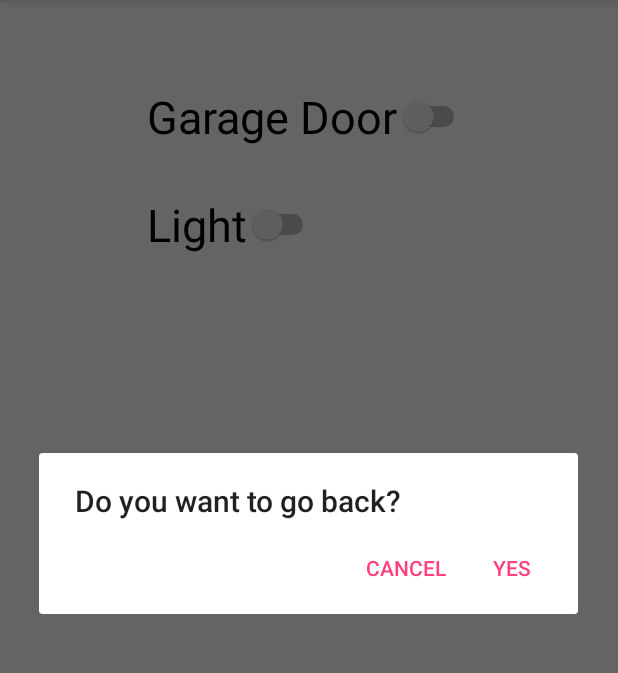
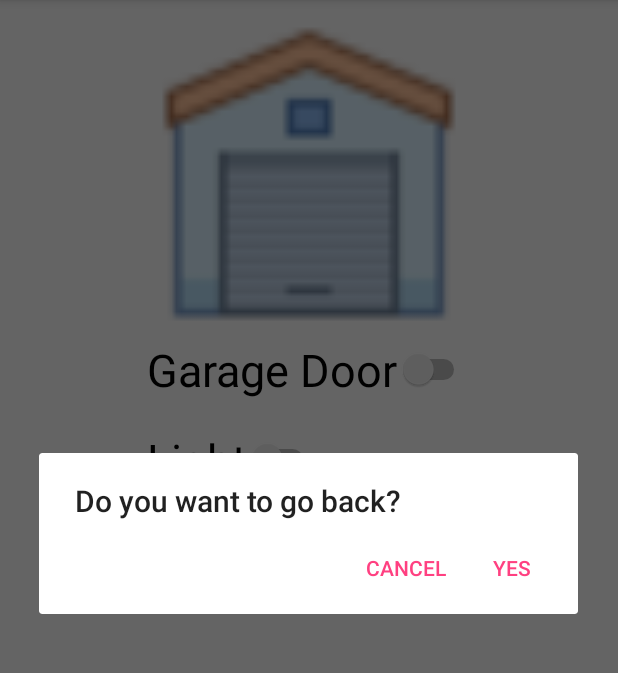
Before and after one commit to CST2335AndroidTeam/Team, an Android app: the Garage screen opened directly, with no data from a screen before it, after a tap on "Choice1", on a phone screen of 412 x 824 dp, the part 84-757 px from its top. Run offline under Robolectric (Android 15) with nearby library versions, the phone set to English and light mode, and no system bars.

Commit message:
Change garage setting with pic

```diff
--- a/app/src/main/java/com/example/yu/team_project_1/Garage.java
+++ b/app/src/main/java/com/example/yu/team_project_1/Garage.java
@@ -1,23 +1,38 @@
 package com.example.yu.team_project_1;
 
 import android.app.Activity;
+import android.content.Context;
 import android.content.DialogInterface;
 import android.content.Intent;
+import android.content.SharedPreferences;
+import android.graphics.Bitmap;
+import android.support.annotation.BoolRes;
 import android.support.v7.app.AlertDialog;
 import android.support.v7.app.AppCompatActivity;
 import android.os.Bundle;
 import android.util.Log;
 import android.view.Menu;
 import android.view.MenuItem;
+import android.view.View;
 import android.widget.CompoundButton;
+import android.widget.ImageView;
+import android.widget.SeekBar;
 import android.widget.Switch;
 import android.widget.Toast;
+
+import static android.R.attr.data;
+import static android.R.attr.duration;
+import static com.example.yu.team_project_1.R.id.bright;
 
 public class Garage extends AppCompatActivity {
     private Switch door;
     private Switch light;
     private static final String GARAGE_SETTING ="House Setting Tool Bar";
     public static final String DIALOG_TITLE = "Do you want to go back?";
+    ImageView garageClose;
+    ImageView lightControl;
+    SeekBar brightControl;
+    private static String FILENAME ="FIle";
 
     @Override
     protected void onCreate(Bundle savedInstanceState) {
@@ -26,6 +41,36 @@ public class Garage extends AppCompatActivity {
 
         door = (Switch)findViewById(R.id.door);
         light = (Switch)findViewById(R.id.light);
+        garageClose =(ImageView)findViewById(R.id.garageClose);
+        lightControl =(ImageView)findViewById(R.id.bright);
+        lightControl.setVisibility(View.INVISIBLE);
+        brightControl =(SeekBar)findViewById(R.id.brightSeekBar);
+        brightControl.setVisibility(View.INVISIBLE);
+
+        brightControl.setProgress(100);
+        lightControl.setImageAlpha(50);
+        brightControl.setOnSeekBarChangeListener(new SeekBar.OnSeekBarChangeListener() {
+            @Override
+            public void onProgressChanged(SeekBar seekBar, int progress, boolean fromUser) {
+
+                int alpha = 20+brightControl.getProgress();
+                lightControl.setImageAlpha(alpha);
+                SharedPreferences pre = getSharedPreferences(FILENAME, Context.MODE_PRIVATE) ;
+                SharedPreferences.Editor editor = pre.edit();
+                editor.putInt("ALPHA",alpha);
+                editor.commit();
+            }
+
+            @Override
+            public void onStartTrackingTouch(SeekBar seekBar) {
+
+            }
+
+            @Override
+            public void onStopTrackingTouch(SeekBar seekBar) {
+
+            }
+        });
 
         door.setOnCheckedChangeListener(new CompoundButton.OnCheckedChangeListener() {
             @Override
@@ -36,14 +81,34 @@ public class Garage extends AppCompatActivity {
                     text= "Garage door is opened";
                     duration = Toast.LENGTH_SHORT;
                     light.setChecked(true);
+                    garageClose.setImageResource(R.drawable.garageopen);
+                    Toast toast = Toast.makeText(Garage.this , text, duration);
+                    toast.show(); //display your message box
+                    lightControl.setVisibility(View.VISIBLE);
+                    brightControl.setVisibility(View.VISIBLE);
+                    SharedPreferences pre = getSharedPreferences(FILENAME, Context.MODE_PRIVATE) ;
+                    SharedPreferences.Editor editor = pre.edit();
+                    editor.putBoolean("YES",true);
+                    editor.commit();
 
-                }else{
+
+                }
+                if(!isChecked){
                     text = "Garage door is closed ";
                     duration = Toast.LENGTH_SHORT;
                     light.setChecked(false);
+                    garageClose.setImageResource(R.drawable.garageclose);
+                    Toast toast = Toast.makeText(Garage.this , text, duration);
+                    toast.show(); //display your message box
+
+                    lightControl.setVisibility(View.INVISIBLE);
+                    brightControl.setVisibility(View.INVISIBLE);
+                    SharedPreferences pre = getSharedPreferences(FILENAME, Context.MODE_PRIVATE) ;
+                    SharedPreferences.Editor editor = pre.edit();
+                    editor.putBoolean("YES",false);
+                    editor.commit();
                 }
-                Toast toast = Toast.makeText(Garage.this , text, duration);
-                toast.show(); //display your message box
+
 
             }
         });
@@ -53,20 +118,53 @@ public class Garage extends AppCompatActivity {
             public void onCheckedChanged(CompoundButton buttonView, boolean isChecked) {
                 CharSequence text;
                 int duration;
+
                 if(isChecked){
                     text= "Light is on";
                     duration = Toast.LENGTH_SHORT;
+                    lightControl.setVisibility(View.VISIBLE);
+                    brightControl.setVisibility(View.VISIBLE);
+                    SharedPreferences pre = getSharedPreferences(FILENAME, Context.MODE_PRIVATE) ;
+                    SharedPreferences.Editor editor = pre.edit();
+                    editor.putBoolean("LIGHT",true);
+                    editor.commit();
+                    Toast toast = Toast.makeText(Garage.this , text, duration);
+                    toast.show();
 
-                }else{
+                }
+
+                if (!isChecked){
                     text = "Light is off";
                     duration = Toast.LENGTH_LONG;
+                    lightControl.setVisibility(View.INVISIBLE);
+                    brightControl.setVisibility(View.INVISIBLE);
+                    SharedPreferences pre = getSharedPreferences(FILENAME, Context.MODE_PRIVATE) ;
+                    SharedPreferences.Editor editor = pre.edit();
+                    editor.putBoolean("LIGHT",false);
+                    editor.commit();
 
+                    Toast toast = Toast.makeText(Garage.this , text, duration);
+                    toast.show();
                 }
-                Toast toast = Toast.makeText(Garage.this , text, duration);
-                toast.show(); //display your message box
+                //display your message box
 
             }
         });
+
+    }
+
+    @Override
+    public void onStart(){
+        super.onStart();
+        SharedPreferences pre = getSharedPreferences(FILENAME, Context.MODE_PRIVATE) ;
+        Boolean a = pre.getBoolean("YES",false);
+        Boolean b = pre.getBoolean("LIGHT",false);
+        int n = pre.getInt("ALPHA",50);
+        door.setChecked(a);
+        light.setChecked(b);
+        brightControl.setProgress(n);
+        lightControl.setImageAlpha(n);
+
 
     }
 
@@ -108,9 +206,7 @@ public class Garage extends AppCompatActivity {
 
                 break;
             case R.id.g2:
-                //TODO: Display team information
-                Log.d(GARAGE_SETTING,"Item2 is selected");
-                Toast toast3 = Toast.makeText(Garage.this , "Version 1.0, by Yu Wang", Toast.LENGTH_SHORT);
+                Toast toast3 = Toast.makeText(Garage.this , "Version 2.2.2, by Yu Wang", Toast.LENGTH_SHORT);
                 toast3.show();
                 break;
         }
--- a/app/src/main/res/layout/activity_garage.xml
+++ b/app/src/main/res/layout/activity_garage.xml
@@ -1,5 +1,6 @@
 <?xml version="1.0" encoding="utf-8"?>
 <RelativeLayout xmlns:android="http://schemas.android.com/apk/res/android"
+    xmlns:app="http://schemas.android.com/apk/res-auto"
     xmlns:tools="http://schemas.android.com/tools"
     android:id="@+id/activity_garage"
     android:layout_width="match_parent"
@@ -11,15 +12,21 @@
     tools:context="com.example.yu.team_project_1.Garage">
 
 
+    <ImageView
+        android:layout_width="match_parent"
+        android:layout_height="200sp"
+        app:srcCompat="@drawable/garageclose"
+        android:id="@+id/garageClose" />
+
     <Switch
         android:text="@string/garage_door"
         android:textSize="30sp"
         android:layout_width="wrap_content"
         android:layout_height="wrap_content"
-        android:layout_marginTop="41dp"
         android:id="@+id/door"
-        android:layout_alignParentTop="true"
-        android:layout_centerHorizontal="true" />
+        android:layout_below="@+id/garageClose"
+        android:layout_centerHorizontal="true"
+        android:layout_marginTop="10dp" />
 
     <Switch
         android:text="@string/light"
@@ -27,7 +34,31 @@
         android:layout_width="wrap_content"
         android:layout_height="wrap_content"
         android:id="@+id/light"
-        android:layout_marginTop="31dp"
         android:layout_below="@+id/door"
-        android:layout_alignStart="@+id/door" />
+        android:layout_alignStart="@+id/door"
+        android:layout_marginTop="19dp" />
+
+    <SeekBar
+        android:layout_width="match_parent"
+        android:layout_height="wrap_content"
+        android:id="@+id/brightSeekBar"
+        android:layout_alignTop="@+id/light"
+        android:layout_alignParentStart="true"
+        android:layout_marginTop="64dp"
+        android:max="200"
+        android:progress="50"/>
+
+    <ImageView
+        android:layout_width="match_parent"
+        android:layout_height="wrap_content"
+        app:srcCompat="@drawable/insidegarage"
+        android:layout_below="@+id/brightSeekBar"
+        android:layout_alignStart="@+id/brightSeekBar"
+        android:layout_alignParentBottom="true"
+        android:contentDescription="@string/ad_banner_image_description"
+        android:gravity="bottom"
+        android:id="@+id/bright"
+        />
+
+
 </RelativeLayout>
--- a/app/src/main/res/layout/activity_house_main.xml
+++ b/app/src/main/res/layout/activity_house_main.xml
@@ -3,7 +3,6 @@
     android:id="@+id/houseMain_drawer"
     android:layout_width="match_parent"
     android:layout_height="match_parent"
-    android:background="@drawable/mainbackground"
     >
 
     <FrameLayout
--- a/app/src/main/res/values/strings.xml
+++ b/app/src/main/res/values/strings.xml
@@ -72,4 +72,5 @@
         <p>2) In control page, display the current outside temperature.</p>
         ]]></string>
     <string name="detail">Detail</string>
+    <string name="ad_banner_image_description">light on picture</string>
 </resources>
```
Also changed, not shown: app/src/main/res/drawable/garageclose.png (added), app/src/main/res/drawable/garageopen.png (added), app/src/main/res/drawable/insidegarage.jpg (added).
